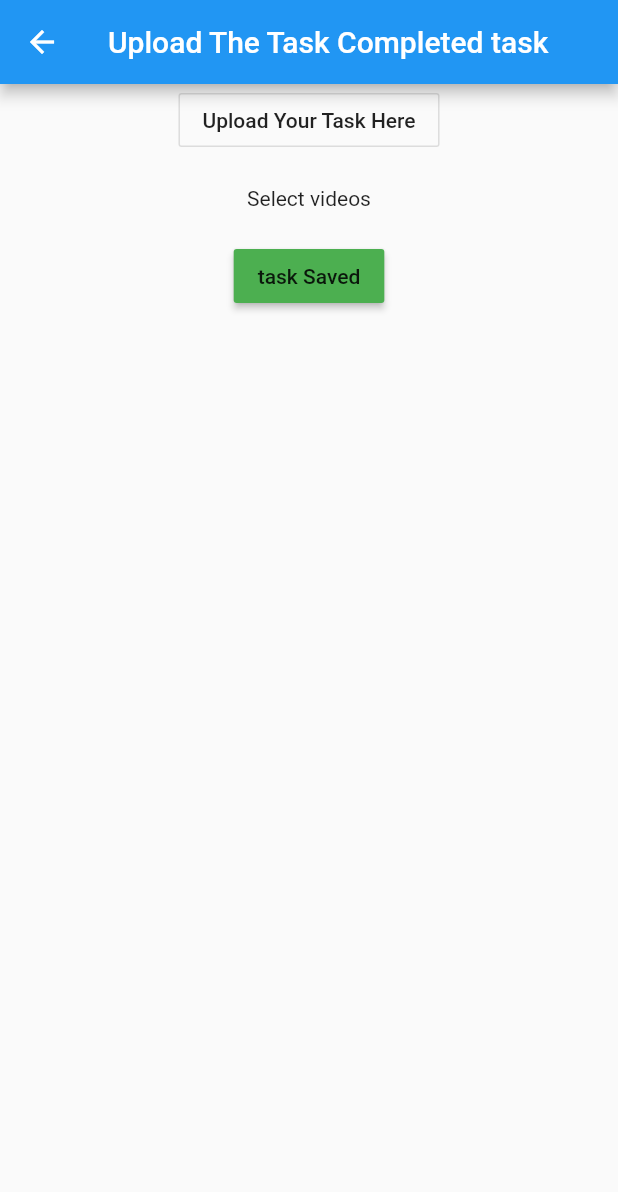
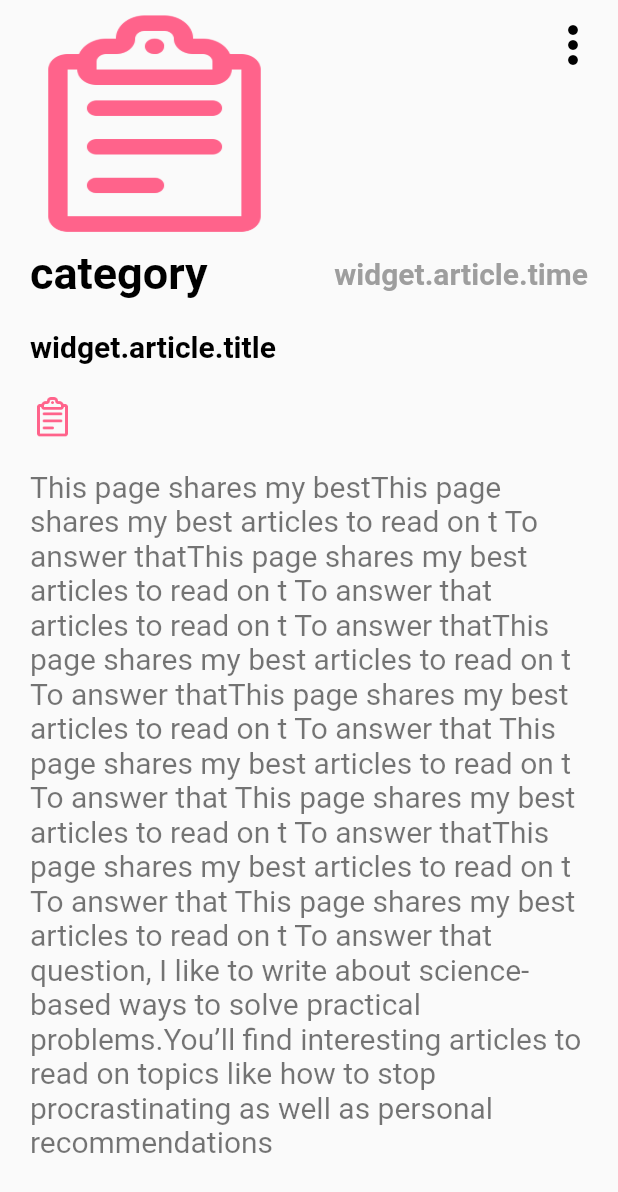
Before and after one commit to BThato/Trade-app, a Flutter app: the Taskuploads screen opened directly, on a phone screen of 412 x 824 dp. Shown: the top 1192 px of the screen. Run offline on Flutter 3.47's test engine with Material 2 defaults, Android fonts, the light colour scheme and no system bars; our stand-ins replace chewie, file_picker, video_player, video_player_web, wakelock; missing offline and left inert: connectivity_plus_web, video_box, wakelock_web; network calls fail.

Commit message:
the detail screen is fine for now

```diff
--- a/lib/screen/task/Tasklist.dart
+++ b/lib/screen/task/Tasklist.dart
@@ -1,8 +1,5 @@
 import 'dart:convert';
-
 import 'package:flutter/material.dart';
-
-import 'package:trade/screen/login.dart';
 import 'package:http/http.dart' as http;
 import 'package:trade/screen/config.dart';
 import 'package:trade/screen/task/taskUpload.dart';
@@ -32,7 +29,7 @@
                 child: CircularProgressIndicator(),
               );
             default:
-              if (snapshot.hasError)
+              if (snapshot.hasError || snapshot == Null)
                 return Center(child: Text("Please connect to the Internet"));
               else
                 return ListView.builder(
--- a/lib/screen/task/taskUpload.dart
+++ b/lib/screen/task/taskUpload.dart
@@ -38,33 +38,148 @@
   }
 
   @override
+  // Widget build(BuildContext context) {
+  //   return Scaffold(
+  //     appBar: AppBar(
+  //       title: Text("Upload The Task Completed task"),
+  //     ),
+  //     body: Column(
+  //       children: [
+  //         Center(
+  //             child: OutlineButton(
+  //           onPressed: () {
+  //             choiceVideos();
+  //           },
+  //           child: Text("Upload Your Task Here"),
+  //         )),
+  //         SizedBox(
+  //           height: 20,
+  //         ),
+  //         Text(videoUrl != null ? videoUrl : "Select videos"),
+  //         SizedBox(
+  //           height: 20,
+  //         ),
+  //         MaterialButton(
+  //           color: Colors.green,
+  //           onPressed: () {
+  //             saveVideo();
+  //           },
+  //           child: Text("task Saved"),
+  //         )
+  //       ],
+  //     ),
+  //   );
+  // }
+
   Widget build(BuildContext context) {
     return Scaffold(
-      appBar: AppBar(
-        title: Text("Upload The Task Completed task"),
+      body: Stack(
+        children: [
+          ListView(
+            children: [
+              Stack(
+                children: [
+                  Container(
+                    height: MediaQuery.of(context).size.height / 5,
+                    width: MediaQuery.of(context).size.width / 2,
+                    decoration: BoxDecoration(
+                      borderRadius: BorderRadius.only(
+                        bottomLeft: Radius.circular(50),
+                        bottomRight: Radius.circular(50),
                       ),
-      body: Column(
+                      image: DecorationImage(
+                        fit: BoxFit.fill,
+                        image: AssetImage("assets/todo.png"),
+                      ),
+                    ),
+                  ),
+                  Positioned(
+                    right: 10,
+                    top: 10,
+                    child: Icon(
+                      Icons.more_vert,
+                      size: 40,
+                      color: Colors.black,
+                    ),
+                  )
+                ],
+              ),
+              Padding(
+                padding: const EdgeInsets.symmetric(horizontal: 20),
+                child: Column(
+                  crossAxisAlignment: CrossAxisAlignment.start,
                   children: [
-          Center(
-              child: OutlineButton(
-            onPressed: () {
-              choiceVideos();
-            },
-            child: Text("Upload Your Task Here"),
-          )),
+                    Row(
+                      mainAxisAlignment: MainAxisAlignment.spaceBetween,
+                      children: [
+                        Text(
+                          "category",
+                          style: TextStyle(
+                            color: Colors.black,
+                            fontSize: 30,
+                            fontWeight: FontWeight.bold,
+                          ),
+                        ),
+                        Text(
+                          " widget.article.time",
+                          style: TextStyle(
+                            color: Colors.grey,
+                            fontSize: 20,
+                            fontWeight: FontWeight.w700,
+                          ),
+                        ),
+                      ],
+                    ),
                     SizedBox(
                       height: 20,
                     ),
-          Text(videoUrl != null ? videoUrl : "Select videos"),
+                    Text(
+                      "widget.article.title",
+                      style: TextStyle(
+                        color: Colors.black,
+                        fontSize: 20,
+                        fontWeight: FontWeight.w700,
+                      ),
+                    ),
                     SizedBox(
                       height: 20,
                     ),
-          MaterialButton(
-            color: Colors.green,
-            onPressed: () {
-              saveVideo();
-            },
-            child: Text("task Saved"),
+                    Row(
+                      children: [
+                        Image.asset(
+                          "assets/todo.png",
+                          height: 30,
+                        ),
+                      ],
+                    ),
+                    SizedBox(
+                      height: 20,
+                    ),
+                    Text(
+                      "This page shares my bestThis page shares my best articles to read on t To answer thatThis page shares my best articles to read on t To answer that articles to read on t To answer thatThis page shares my best articles to read on t To answer thatThis page shares my best articles to read on t To answer that This page shares my best articles to read on t To answer that This page shares my best articles to read on t To answer thatThis page shares my best articles to read on t To answer that This page shares my best articles to read on t To answer that question, I like to write about science-based ways to solve practical problems.You’ll find interesting articles to read on topics like how to stop procrastinating as well as personal recommendations",
+                      style: TextStyle(
+                        color: Colors.black54,
+                        fontSize: 20,
+//                      fontWeight: FontWeight.w700,
+                      ),
+                    ),
+                  ],
+                ),
+              )
+            ],
+          ),
+          Positioned(
+            bottom: 0,
+            left: 0,
+            right: 0,
+            child: Container(
+              decoration: BoxDecoration(
+                color: Colors.white,
+              ),
+              child: Padding(
+                padding: const EdgeInsets.all(10.0),
+              ),
+            ),
           )
         ],
       ),
```
Also changed, not shown: 4 other files. Lines whose indentation alone changed are shown as unchanged.
